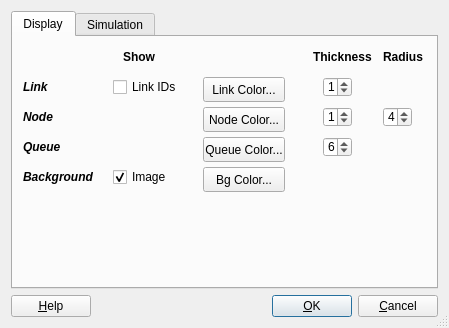
Qt form trunk/gui/parametersdialog_qt4.ui (OdedCats/mezzo) before a commit.
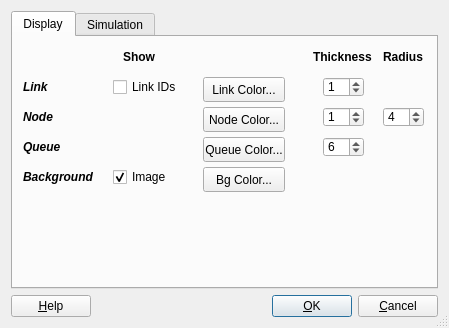
The same form after that commit. The open tabs and pages were chosen to show the change. Icons and pictures are not drawn.

```diff
--- a/trunk/gui/parametersdialog_qt4.ui
+++ b/trunk/gui/parametersdialog_qt4.ui
@@ -237,7 +237,7 @@
         <rect>
          <x>310</x>
          <y>70</y>
-         <width>29</width>
+         <width>41</width>
          <height>20</height>
         </rect>
        </property>
@@ -250,7 +250,7 @@
         <rect>
          <x>370</x>
          <y>70</y>
-         <width>29</width>
+         <width>41</width>
          <height>20</height>
         </rect>
        </property>
@@ -266,7 +266,7 @@
         <rect>
          <x>310</x>
          <y>40</y>
-         <width>29</width>
+         <width>41</width>
          <height>20</height>
         </rect>
        </property>
@@ -279,7 +279,7 @@
         <rect>
          <x>310</x>
          <y>100</y>
-         <width>29</width>
+         <width>41</width>
          <height>20</height>
         </rect>
        </property>
```
Left out of the diff: 2 changed lines with no effect on the pictures.
